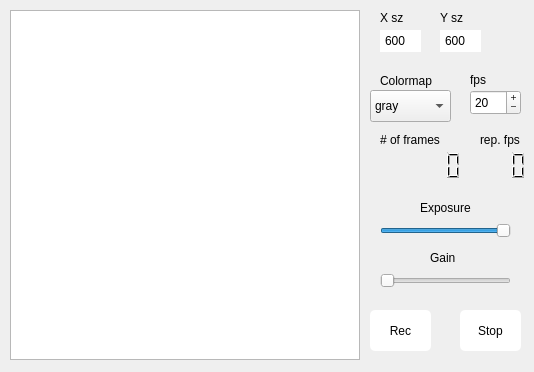
ef-lab/Experiments, file Imager/form.ui: the form before one commit.
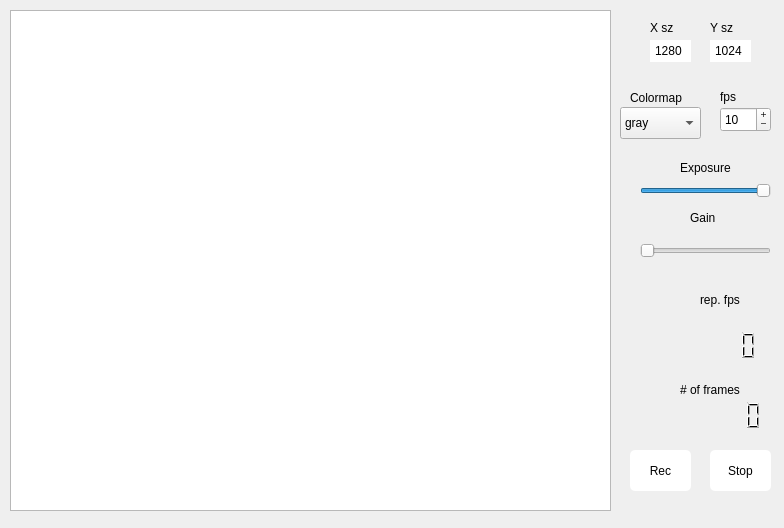
The form after the commit.

Patch:
```diff
--- a/Imager/form.ui
+++ b/Imager/form.ui
@@ -12,8 +12,8 @@
    <rect>
     <x>0</x>
     <y>0</y>
-    <width>534</width>
-    <height>372</height>
+    <width>784</width>
+    <height>528</height>
    </rect>
   </property>
   <property name="windowTitle">
@@ -22,8 +22,8 @@
   <widget class="QPushButton" name="rec_button">
    <property name="geometry">
     <rect>
-     <x>370</x>
-     <y>310</y>
+     <x>630</x>
+     <y>450</y>
      <width>61</width>
      <height>41</height>
     </rect>
@@ -38,8 +38,8 @@
   <widget class="QPushButton" name="stop_button">
    <property name="geometry">
     <rect>
-     <x>460</x>
-     <y>310</y>
+     <x>710</x>
+     <y>450</y>
      <width>61</width>
      <height>41</height>
     </rect>
@@ -54,8 +54,8 @@
   <widget class="QSpinBox" name="fps_input">
    <property name="geometry">
     <rect>
-     <x>470</x>
-     <y>90</y>
+     <x>720</x>
+     <y>107</y>
      <width>51</width>
      <height>25</height>
     </rect>
@@ -82,14 +82,14 @@
     <number>1</number>
    </property>
    <property name="value">
-    <number>20</number>
+    <number>10</number>
    </property>
   </widget>
   <widget class="QComboBox" name="colormaps">
    <property name="geometry">
     <rect>
-     <x>370</x>
-     <y>90</y>
+     <x>620</x>
+     <y>107</y>
      <width>81</width>
      <height>32</height>
     </rect>
@@ -108,8 +108,8 @@
   <widget class="QLabel" name="label_3">
    <property name="geometry">
     <rect>
-     <x>470</x>
-     <y>70</y>
+     <x>720</x>
+     <y>87</y>
      <width>41</width>
      <height>20</height>
     </rect>
@@ -121,8 +121,8 @@
   <widget class="QLCDNumber" name="frames">
    <property name="geometry">
     <rect>
-     <x>380</x>
-     <y>150</y>
+     <x>680</x>
+     <y>400</y>
      <width>91</width>
      <height>31</height>
     </rect>
@@ -148,16 +148,16 @@
     <rect>
      <x>10</x>
      <y>10</y>
-     <width>350</width>
-     <height>350</height>
+     <width>601</width>
+     <height>501</height>
     </rect>
    </property>
   </widget>
   <widget class="QSpinBox" name="X_sz">
    <property name="geometry">
     <rect>
-     <x>380</x>
-     <y>30</y>
+     <x>650</x>
+     <y>40</y>
      <width>41</width>
      <height>22</height>
     </rect>
@@ -170,14 +170,14 @@
     <number>2000</number>
    </property>
    <property name="value">
-    <number>600</number>
+    <number>1280</number>
    </property>
   </widget>
   <widget class="QLabel" name="label_4">
    <property name="geometry">
     <rect>
-     <x>380</x>
-     <y>73</y>
+     <x>630</x>
+     <y>90</y>
      <width>71</width>
      <height>16</height>
     </rect>
@@ -189,8 +189,8 @@
   <widget class="QLabel" name="label_5">
    <property name="geometry">
     <rect>
-     <x>380</x>
-     <y>10</y>
+     <x>650</x>
+     <y>20</y>
      <width>41</width>
      <height>16</height>
     </rect>
@@ -202,8 +202,8 @@
   <widget class="QSlider" name="exposure_input">
    <property name="geometry">
     <rect>
-     <x>380</x>
-     <y>220</y>
+     <x>640</x>
+     <y>180</y>
      <width>131</width>
      <height>22</height>
     </rect>
@@ -224,8 +224,8 @@
   <widget class="QLabel" name="label_6">
    <property name="geometry">
     <rect>
-     <x>420</x>
-     <y>200</y>
+     <x>680</x>
+     <y>160</y>
      <width>71</width>
      <height>16</height>
     </rect>
@@ -237,8 +237,8 @@
   <widget class="QSpinBox" name="Y_sz">
    <property name="geometry">
     <rect>
-     <x>440</x>
-     <y>30</y>
+     <x>710</x>
+     <y>40</y>
      <width>41</width>
      <height>22</height>
     </rect>
@@ -251,14 +251,14 @@
     <number>2000</number>
    </property>
    <property name="value">
-    <number>600</number>
+    <number>1024</number>
    </property>
   </widget>
   <widget class="QLabel" name="label_7">
    <property name="geometry">
     <rect>
-     <x>440</x>
-     <y>10</y>
+     <x>710</x>
+     <y>20</y>
      <width>41</width>
      <height>16</height>
     </rect>
@@ -270,8 +270,8 @@
   <widget class="QSlider" name="gain_input">
    <property name="geometry">
     <rect>
-     <x>380</x>
-     <y>270</y>
+     <x>640</x>
+     <y>240</y>
      <width>131</width>
      <height>22</height>
     </rect>
@@ -289,8 +289,8 @@
   <widget class="QLabel" name="label_8">
    <property name="geometry">
     <rect>
-     <x>430</x>
-     <y>250</y>
+     <x>690</x>
+     <y>210</y>
      <width>60</width>
      <height>16</height>
     </rect>
@@ -302,8 +302,8 @@
   <widget class="QLabel" name="label_9">
    <property name="geometry">
     <rect>
-     <x>380</x>
-     <y>130</y>
+     <x>680</x>
+     <y>380</y>
      <width>81</width>
      <height>20</height>
     </rect>
@@ -315,8 +315,8 @@
   <widget class="QLCDNumber" name="fps_indicator">
    <property name="geometry">
     <rect>
-     <x>450</x>
-     <y>150</y>
+     <x>680</x>
+     <y>330</y>
      <width>81</width>
      <height>31</height>
     </rect>
@@ -340,8 +340,8 @@
   <widget class="QLabel" name="label_10">
    <property name="geometry">
     <rect>
-     <x>480</x>
-     <y>130</y>
+     <x>700</x>
+     <y>290</y>
      <width>51</width>
      <height>20</height>
     </rect>
```
